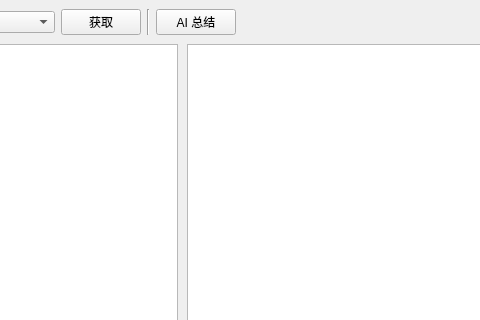
This is src/views/home/home.ui in Hunlongyu/work_report as Qt 5 draws it before an edit; both pictures show x 553 to 1033 and y 0 to 320 of the 1163 by 691 pixel window. The edited form follows.
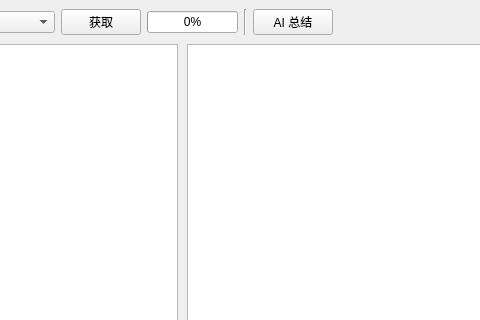
This is the edited form.

Commit message:
feat(home): 实现工作总结报告功能
- 新增 GitLogWorker模块用于获取 Git 日志信息
- 在 Home 组件中添加账号管理功能
- 实现项目和分支选择功能
- 添加日期范围选择功能
- 集成 GitLogWorker，获取并展示日志信息
- 优化 UI 布局，添加进度条

```diff
--- a/src/views/home/home.ui
+++ b/src/views/home/home.ui
@@ -341,6 +341,13 @@
         </property>
        </widget>
       </item>
+      <item row="0" column="12">
+       <widget class="QProgressBar" name="progress">
+        <property name="value">
+         <number>0</number>
+        </property>
+       </widget>
+      </item>
      </layout>
     </widget>
    </item>
```
The commit also changes 5 other files.
